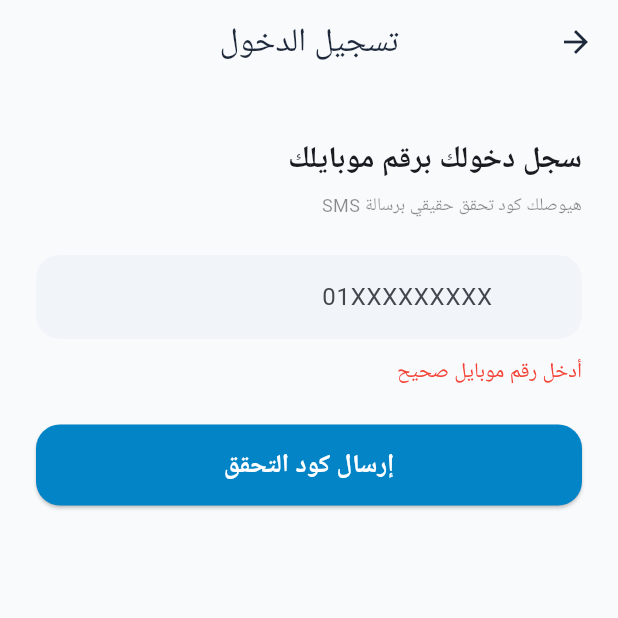
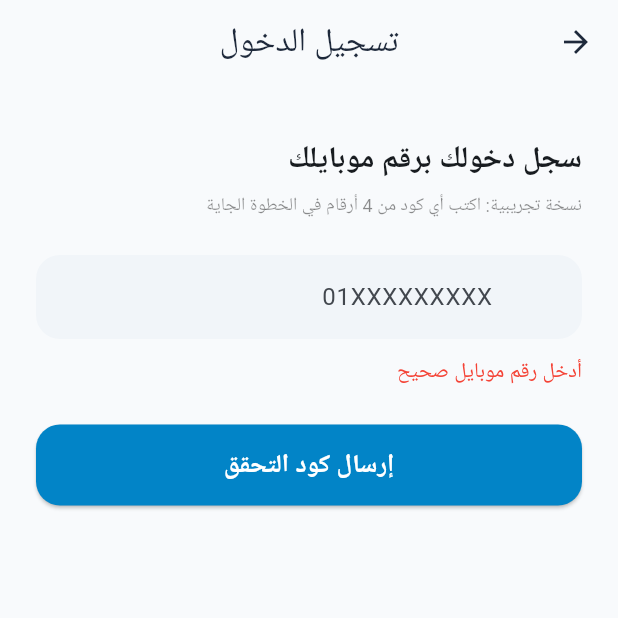
Before and after one commit to mahmoudahmedibrahim-debug/my-Service-App., a Flutter app: the PhoneLoginScreen screen opened by its route, after a tap on "إرسال كود التحقق", on a phone screen of 412 x 824 dp, the top half of it. Run offline on Flutter 3.47's test engine with Material 3 defaults, Android fonts, the phone set to English and light mode, and no system bars; our stand-ins replace firebase_auth, firebase_core, image_picker; accounts and stored records are empty.

Commit message:
Fall back to demo OTP until Blaze billing is linked
Real Firebase Phone Auth needs the project on the Blaze (pay-as-you-go)
plan before it can send any SMS at all, even within the free quota —
the team isn't ready to link a bank card yet. Adds a kUseRealOtp flag
in phone_login_screen.dart, currently false, so the deployed demo
accepts any OTP code again. The Firebase wiring from the previous
commit is untouched; flipping the flag to true is the only step
needed once Blaze is enabled.

```diff
--- a/mobile_app/lib/screens/auth/phone_login_screen.dart
+++ b/mobile_app/lib/screens/auth/phone_login_screen.dart
@@ -8,9 +8,18 @@ import '../../widgets/primary_button.dart';
 
 const _kAdminBackdoorPhone = '01000000000';
 
-/// Real Firebase Phone Authentication (SMS OTP) for clients and providers.
-/// The admin phone number is a fixed backdoor for the founding team and
-/// skips SMS entirely — it never has a real subscriber behind it.
+/// Real Firebase Phone Auth needs the project's Blaze (pay-as-you-go) plan
+/// linked before it can send any SMS at all, including free-tier ones — the
+/// team held off on linking a bank card for now, so this flips the login
+/// screen back to a demo OTP (any code is accepted) until that's ready.
+/// Flip to true once Blaze is enabled — the real Firebase flow below is
+/// otherwise fully wired and unchanged.
+const kUseRealOtp = false;
+
+/// Phone-based login for clients and providers. Set up for real Firebase
+/// Phone Authentication (SMS OTP) — see [kUseRealOtp]. The admin phone
+/// number is a fixed backdoor for the founding team and always skips SMS,
+/// real or demo — it never has a real subscriber behind it.
 class PhoneLoginScreen extends StatefulWidget {
   const PhoneLoginScreen({super.key});
 
@@ -27,6 +36,7 @@ class _PhoneLoginScreenState extends State<PhoneLoginScreen> {
   String? _error;
 
   bool get _isAdminBackdoor => _phoneController.text.trim() == _kAdminBackdoorPhone;
+  bool get _skipRealSms => _isAdminBackdoor || !kUseRealOtp;
 
   @override
   Widget build(BuildContext context) {
@@ -47,7 +57,10 @@ class _PhoneLoginScreenState extends State<PhoneLoginScreen> {
               ),
               const SizedBox(height: 6),
               if (!_otpSent)
-                const Text('هيوصلك كود تحقق حقيقي برسالة SMS', style: TextStyle(fontSize: 12, color: Colors.black45)),
+                Text(
+                  kUseRealOtp ? 'هيوصلك كود تحقق حقيقي برسالة SMS' : 'نسخة تجريبية: اكتب أي كود من 4 أرقام في الخطوة الجاية',
+                  style: const TextStyle(fontSize: 12, color: Colors.black45),
+                ),
               const SizedBox(height: 24),
               TextField(
                 controller: _phoneController,
@@ -61,7 +74,9 @@ class _PhoneLoginScreenState extends State<PhoneLoginScreen> {
                   controller: _otpController,
                   enabled: !_busy,
                   keyboardType: TextInputType.number,
-                  decoration: const InputDecoration(hintText: 'اكتب كود التحقق اللي وصلك بالـ SMS'),
+                  decoration: InputDecoration(
+                    hintText: _skipRealSms ? 'اكتب أي كود (مثلاً 1234)' : 'اكتب كود التحقق اللي وصلك بالـ SMS',
+                  ),
                 ),
               ],
               if (_error != null) ...[
@@ -88,7 +103,7 @@ class _PhoneLoginScreenState extends State<PhoneLoginScreen> {
       return;
     }
 
-    if (_isAdminBackdoor) {
+    if (_skipRealSms) {
       setState(() {
         _otpSent = true;
         _error = null;
@@ -114,7 +129,7 @@ class _PhoneLoginScreenState extends State<PhoneLoginScreen> {
     final appState = pv.Provider.of<AppState>(context, listen: false);
     final phone = _phoneController.text.trim();
 
-    if (!_isAdminBackdoor) {
+    if (!_skipRealSms) {
       setState(() {
         _busy = true;
         _error = null;
```
